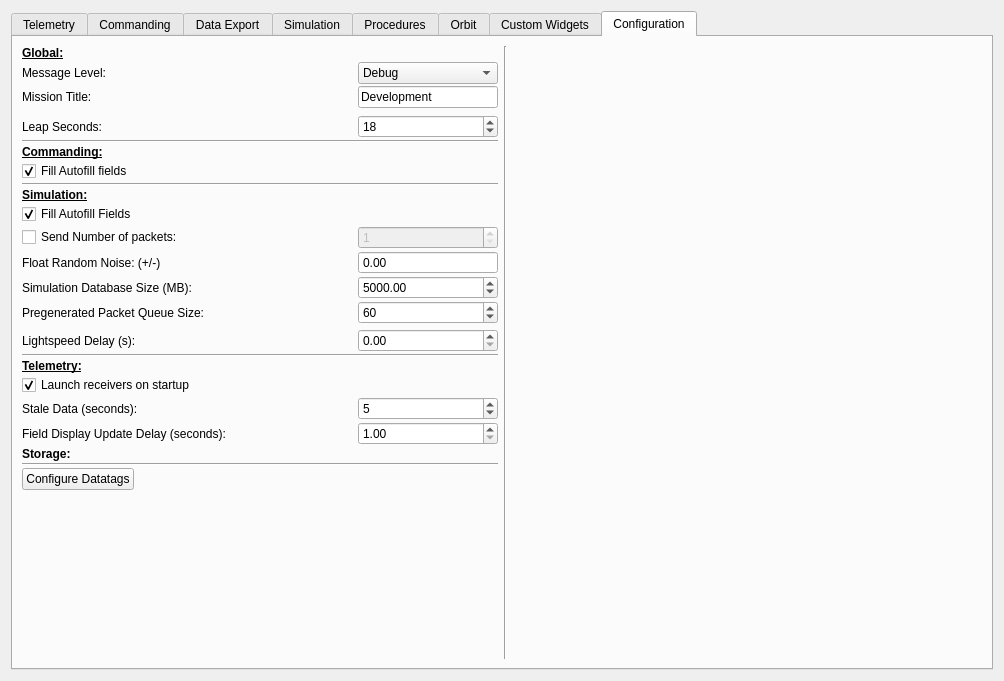
Old version of the form apps/main/ui/main.ui in the repository sudozer/dex.
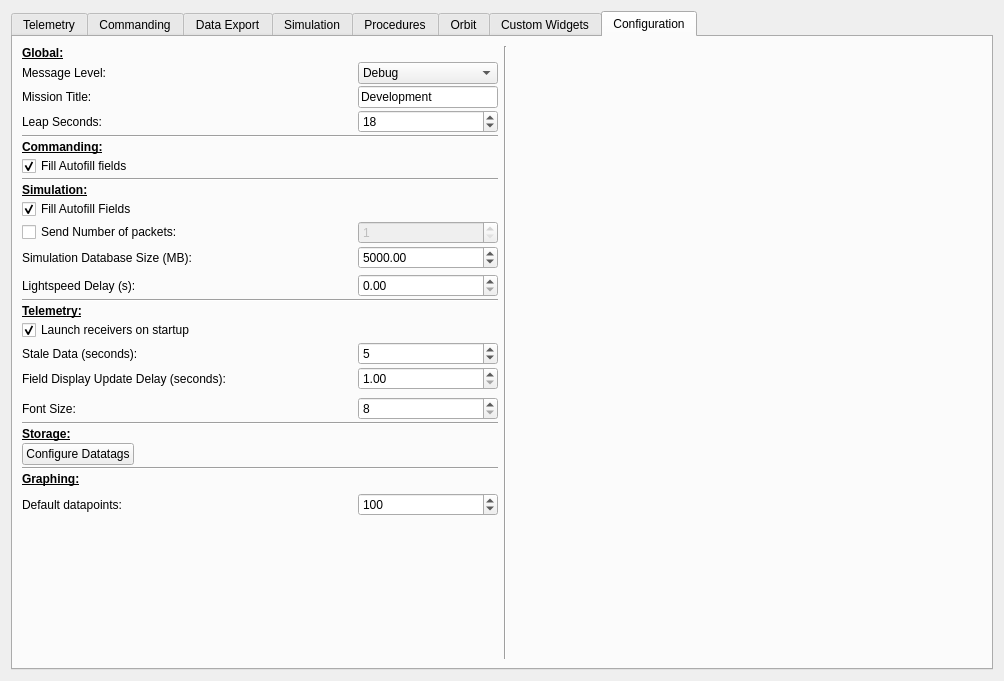
New version of the form. The open tabs and pages were chosen to show the change.

Commit message: added graphing, manual datatagging, time widget, step sim behavior, etc.

Diff of the .ui file:
```diff
--- a/apps/main/ui/main.ui
+++ b/apps/main/ui/main.ui
@@ -1390,7 +1390,7 @@
                <item>
                 <layout class="QHBoxLayout" name="horizontalLayout_37">
                  <property name="topMargin">
-                  <number>5</number>
+                  <number>0</number>
                  </property>
                  <item>
                   <widget class="QLabel" name="label_35">
@@ -1544,61 +1544,6 @@
                  </item>
                 </layout>
                </item>
-               <item>
-                <layout class="QHBoxLayout" name="horizontalLayout_23">
-                 <property name="topMargin">
-                  <number>0</number>
-                 </property>
-                 <property name="bottomMargin">
-                  <number>0</number>
-                 </property>
-                 <item>
-                  <widget class="QLabel" name="label_24">
-                   <property name="text">
-                    <string>Float Random Noise: (+/-)</string>
-                   </property>
-                  </widget>
-                 </item>
-                 <item>
-                  <spacer name="horizontalSpacer_7">
-                   <property name="orientation">
-                    <enum>Qt::Horizontal</enum>
-                   </property>
-                   <property name="sizeHint" stdset="0">
-                    <size>
-                     <width>40</width>
-                     <height>20</height>
-                    </size>
-                   </property>
-                  </spacer>
-                 </item>
-                 <item>
-                  <widget class="QDoubleSpinBox" name="simulationFloatNoise">
-                   <property name="minimumSize">
-                    <size>
-                     <width>140</width>
-                     <height>0</height>
-                    </size>
-                   </property>
-                   <property name="maximumSize">
-                    <size>
-                     <width>999</width>
-                     <height>16777215</height>
-                    </size>
-                   </property>
-                   <property name="toolTip">
-                    <string>&lt;html&gt;&lt;head/&gt;&lt;body&gt;&lt;p&gt;Inject random noise about the simulated value of any float/double datatype simulated values to mimic noise on voltage/temperature sensors.&lt;/p&gt;&lt;/body&gt;&lt;/html&gt;</string>
-                   </property>
-                   <property name="buttonSymbols">
-                    <enum>QAbstractSpinBox::NoButtons</enum>
-                   </property>
-                   <property name="maximum">
-                    <double>100.000000000000000</double>
-                   </property>
-                  </widget>
-                 </item>
-                </layout>
-               </item>
                <item>
                 <layout class="QHBoxLayout" name="horizontalLayout_30">
                  <property name="bottomMargin">
@@ -1648,61 +1593,6 @@
                  </item>
                 </layout>
                </item>
-               <item>
-                <layout class="QHBoxLayout" name="horizontalLayout_31">
-                 <property name="bottomMargin">
-                  <number>0</number>
-                 </property>
-                 <item>
-                  <widget class="QLabel" name="label_26">
-                   <property name="text">
-                    <string>Pregenerated Packet Queue Size:</string>
-                   </property>
-                  </widget>
-                 </item>
-                 <item>
-                  <spacer name="horizontalSpacer_15">
-                   <property name="orientation">
-                    <enum>Qt::Horizontal</enum>
-                   </property>
-                   <property name="sizeHint" stdset="0">
-                    <size>
-                     <width>40</width>
-                     <height>20</height>
-                    </size>
-                   </property>
-                  </spacer>
-                 </item>
-                 <item>
-                  <widget class="QSpinBox" name="simPregeneratedPacketsBox">
-                   <property name="minimumSize">
-                    <size>
-                     <width>140</width>
-                     <height>0</height>
-                    </size>
-                   </property>
-                   <property name="maximumSize">
-                    <size>
-                     <width>9999</width>
-                     <height>16777215</height>
-                    </size>
-                   </property>
-                   <property name="toolTip">
-                    <string>Number of packets to pregenerate when running a simulation.  Larger numbers will cause the simulation to take longer to begin, smaller numbers may cause the simulation to bog down.</string>
-                   </property>
-                   <property name="minimum">
-                    <number>1</number>
-                   </property>
-                   <property name="maximum">
-                    <number>200</number>
-                   </property>
-                   <property name="value">
-                    <number>60</number>
-                   </property>
-                  </widget>
-                 </item>
-                </layout>
-               </item>
                <item>
                 <layout class="QHBoxLayout" name="horizontalLayout_35">
                  <property name="topMargin">
@@ -1870,11 +1760,53 @@
                 </layout>
                </item>
                <item>
-                <widget class="QLabel" name="label_34">
-                 <property name="text">
-                  <string>&lt;html&gt;&lt;head/&gt;&lt;body&gt;&lt;p&gt;&lt;span style=&quot; font-weight:600;&quot;&gt;Storage:&lt;/span&gt;&lt;/p&gt;&lt;/body&gt;&lt;/html&gt;</string>
+                <layout class="QHBoxLayout" name="horizontalLayout_40">
+                 <property name="topMargin">
+                  <number>5</number>
                  </property>
-                </widget>
+                 <item>
+                  <widget class="QLabel" name="label_38">
+                   <property name="text">
+                    <string>Font Size:</string>
+                   </property>
+                  </widget>
+                 </item>
+                 <item>
+                  <spacer name="horizontalSpacer_24">
+                   <property name="orientation">
+                    <enum>Qt::Horizontal</enum>
+                   </property>
+                   <property name="sizeHint" stdset="0">
+                    <size>
+                     <width>40</width>
+                     <height>20</height>
+                    </size>
+                   </property>
+                  </spacer>
+                 </item>
+                 <item>
+                  <widget class="QSpinBox" name="spinBox">
+                   <property name="minimumSize">
+                    <size>
+                     <width>140</width>
+                     <height>0</height>
+                    </size>
+                   </property>
+                   <property name="toolTip">
+                    <string>&lt;html&gt;&lt;head/&gt;&lt;body&gt;&lt;p&gt;Standard telemetry display font size.&lt;/p&gt;&lt;/body&gt;&lt;/html&gt;</string>
+                   </property>
+                   <property name="minimum">
+                    <number>8</number>
+                   </property>
+                   <property name="maximum">
+                    <number>32</number>
+                   </property>
+                   <property name="value">
+                    <number>8</number>
+                   </property>
+                  </widget>
+                 </item>
+                </layout>
                </item>
                <item>
                 <widget class="Line" name="line_6">
@@ -1883,6 +1815,13 @@
                  </property>
                 </widget>
                </item>
+               <item>
+                <widget class="QLabel" name="label_34">
+                 <property name="text">
+                  <string>&lt;html&gt;&lt;head/&gt;&lt;body&gt;&lt;p&gt;&lt;span style=&quot; font-weight:600; text-decoration: underline;&quot;&gt;Storage:&lt;/span&gt;&lt;/p&gt;&lt;/body&gt;&lt;/html&gt;</string>
+                 </property>
+                </widget>
+               </item>
                <item>
                 <layout class="QHBoxLayout" name="horizontalLayout_36">
                  <property name="topMargin">
@@ -1913,6 +1852,69 @@
                  </item>
                 </layout>
                </item>
+               <item>
+                <widget class="Line" name="line_7">
+                 <property name="orientation">
+                  <enum>Qt::Horizontal</enum>
+                 </property>
+                </widget>
+               </item>
+               <item>
+                <widget class="QLabel" name="label_37">
+                 <property name="text">
+                  <string>&lt;html&gt;&lt;head/&gt;&lt;body&gt;&lt;p&gt;&lt;span style=&quot; font-weight:600; text-decoration: underline;&quot;&gt;Graphing:&lt;/span&gt;&lt;/p&gt;&lt;/body&gt;&lt;/html&gt;</string>
+                 </property>
+                </widget>
+               </item>
+               <item>
+                <layout class="QHBoxLayout" name="horizontalLayout_41">
+                 <property name="topMargin">
+                  <number>5</number>
+                 </property>
+                 <item>
+                  <widget class="QLabel" name="label_39">
+                   <property name="text">
+                    <string>Default datapoints:</string>
+                   </property>
+                  </widget>
+                 </item>
+                 <item>
+                  <spacer name="horizontalSpacer_25">
+                   <property name="orientation">
+                    <enum>Qt::Horizontal</enum>
+                   </property>
+                   <property name="sizeHint" stdset="0">
+                    <size>
+                     <width>40</width>
+                     <height>20</height>
+                    </size>
+                   </property>
+                  </spacer>
+                 </item>
+                 <item>
+                  <widget class="QSpinBox" name="graphingDataPoints">
+                   <property name="minimumSize">
+                    <size>
+                     <width>140</width>
+                     <height>0</height>
+                    </size>
+                   </property>
+                   <property name="toolTip">
+                    <string>Default number of datapoints a live graph holds.</string>
+                   </property>
+                   <property name="minimum">
+                    <number>20</number>
+                   </property>
+                   <property name="maximum">
+                    <number>22000</number>
+                   </property>
+                   <property name="value">
+                    <number>100</number>
+                   </property>
+                  </widget>
+                 </item>
+                </layout>
+               </item>
                <item>
                 <spacer name="verticalSpacer_2">
                  <property name="orientation">
```
Left out of the diff: 25 changed lines with no effect on the pictures. The commit also changes 20 other files.
